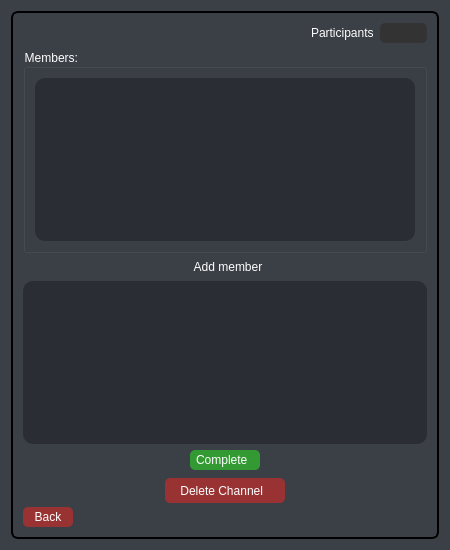
The window that Pulp-Fiction-LoginAndRegister/groupinfo.ui (AP-projects-4001/Pulp-Fiction) describes before a commit, drawn with Qt 5.
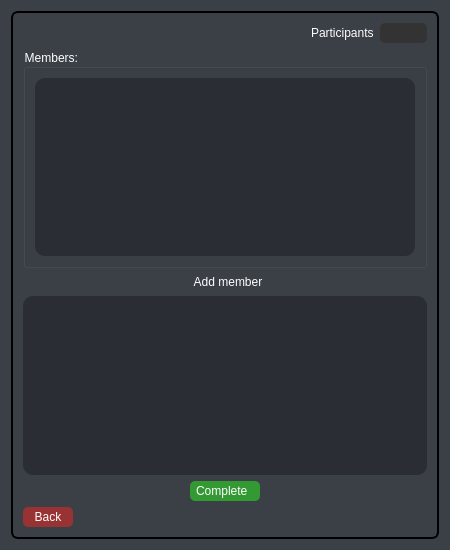
The same window after the commit. Icons and pictures are not drawn.

Commit message: i delete deletechannel button and make widget2 hide at constructor

What changed in the file:
```diff
--- a/Pulp-Fiction-LoginAndRegister/groupinfo.ui
+++ b/Pulp-Fiction-LoginAndRegister/groupinfo.ui
@@ -276,90 +276,6 @@
            </item>
           </layout>
          </item>
-         <item>
-          <layout class="QHBoxLayout" name="horizontalLayout_4">
-           <item>
-            <spacer name="horizontalSpacer_4">
-             <property name="orientation">
-              <enum>Qt::Horizontal</enum>
-             </property>
-             <property name="sizeHint" stdset="0">
-              <size>
-               <width>40</width>
-               <height>20</height>
-              </size>
-             </property>
-            </spacer>
-           </item>
-           <item>
-            <widget class="QPushButton" name="deletechannelbtn">
-             <property name="minimumSize">
-              <size>
-               <width>120</width>
-               <height>25</height>
-              </size>
-             </property>
-             <property name="maximumSize">
-              <size>
-               <width>150</width>
-               <height>20</height>
-              </size>
-             </property>
-             <property name="layoutDirection">
-              <enum>Qt::RightToLeft</enum>
-             </property>
-             <property name="styleSheet">
-              <string notr="true">QPushButton#deletechannelbtn {
-color: white;
-border-radius: 5px;
-Background: #933;
-color: #fefefe;
-}
-
-QPushButton#deletechannelbtn:hover {
-	background-color: rgb(42, 46, 52);
-border-style: solid;
- border-width: 1px;
-color:#933;
-}
-
-QPushButton#deletechannelbtn:pressed {
-border-style: solid;
-border-width: 1px;
-	background-color: rgb(25, 69, 105);
-	color: rgb(85, 255, 255);
-}</string>
-             </property>
-             <property name="text">
-              <string>Delete Channel  </string>
-             </property>
-             <property name="icon">
-              <iconset resource="elements.qrc">
-               <normaloff>:/img/img/icons8-delete-64.png</normaloff>:/img/img/icons8-delete-64.png</iconset>
-             </property>
-             <property name="iconSize">
-              <size>
-               <width>20</width>
-               <height>20</height>
-              </size>
-             </property>
-            </widget>
-           </item>
-           <item>
-            <spacer name="horizontalSpacer_5">
-             <property name="orientation">
-              <enum>Qt::Horizontal</enum>
-             </property>
-             <property name="sizeHint" stdset="0">
-              <size>
-               <width>40</width>
-               <height>20</height>
-              </size>
-             </property>
-            </spacer>
-           </item>
-          </layout>
-         </item>
         </layout>
        </item>
        <item row="5" column="0">
```
The commit also changes 5 other files.
